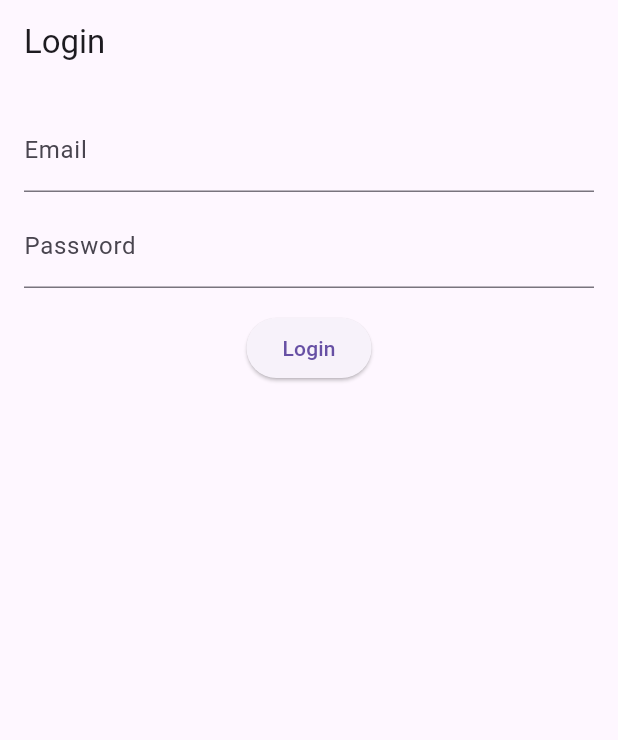
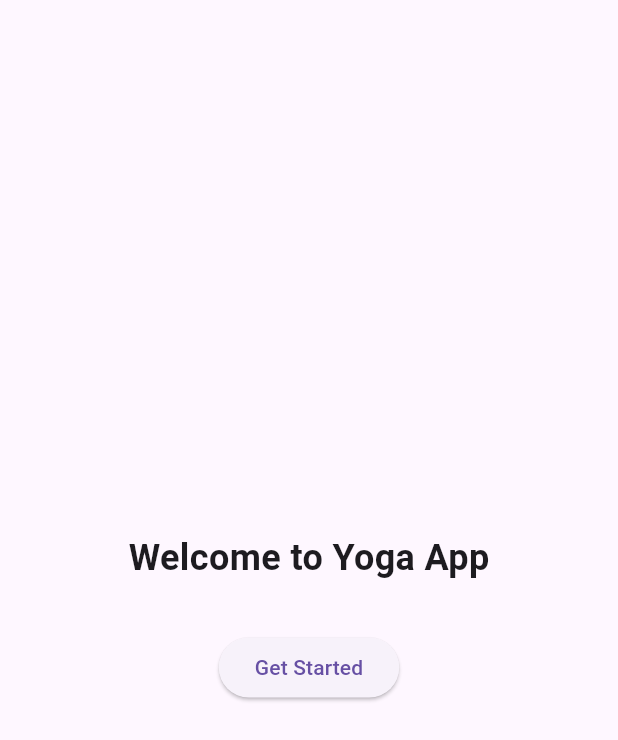
Before and after one commit to Vivek5kwt/saara, a Flutter app: the screen it shows after launch, on a phone screen of 412 x 824 dp. Shown: the top 740 px of the screen. Run offline on Flutter 3.47's test engine with Material 3 defaults, Android fonts, the phone set to English and light mode, and no system bars; our stand-ins replace bloc, dio, flutter_bloc, go_router; accounts and stored records are empty.

Commit message:
Add splash, onboarding, social login, and drawer

```diff
--- a/lib/app.dart
+++ b/lib/app.dart
@@ -9,6 +9,8 @@ import 'features/auth/repository/auth_repository.dart';
 import 'features/home/view/home_page.dart';
 import 'features/login/view/login_page.dart';
 import 'features/video/view/video_page.dart';
+import 'features/onboarding/view/onboarding_page.dart';
+import 'features/splash/view/splash_page.dart';
 
 /// A ChangeNotifier that listens to a Stream and notifies listeners on each event.
 /// Replacement for the removed GoRouterRefreshStream helper.
@@ -43,14 +45,23 @@ class App extends StatelessWidget {
             final authBloc = context.read<AuthBloc>();
             final router = GoRouter(
               refreshListenable: GoRouterRefreshStream(authBloc.stream),
+              initialLocation: '/splash',
               routes: [
                 GoRoute(
-                  path: '/',
-                  builder: (context, state) => const HomePage(),
+                  path: '/splash',
+                  builder: (context, state) => const SplashPage(),
+                ),
+                GoRoute(
+                  path: '/onboarding',
+                  builder: (context, state) => const OnboardingPage(),
                 ),
                 GoRoute(
                   path: '/login',
                   builder: (context, state) => const LoginPage(),
+                ),
+                GoRoute(
+                  path: '/',
+                  builder: (context, state) => const HomePage(),
                 ),
                 GoRoute(
                   path: '/video',
@@ -60,11 +71,16 @@ class App extends StatelessWidget {
               redirect: (context, state) {
                 final loggedIn =
                     authBloc.state.status == AuthStatus.authenticated;
-                // use matchedLocation instead of the removed subloc
-                final loggingIn = state.matchedLocation == '/login';
+                final loc = state.matchedLocation;
+                final loggingIn = loc == '/login';
+                final splash = loc == '/splash';
+                final onboarding = loc == '/onboarding';
 
-                if (!loggedIn) return loggingIn ? null : '/login';
-                if (loggingIn) return '/';
+                if (!loggedIn) {
+                  if (loggingIn || splash || onboarding) return null;
+                  return '/login';
+                }
+                if (loggingIn || splash || onboarding) return '/';
                 return null;
               },
             );
--- /dev/null
+++ b/lib/features/onboarding/view/onboarding_page.dart
@@ -0,0 +1,28 @@
+import 'package:flutter/material.dart';
+import 'package:go_router/go_router.dart';
+
+class OnboardingPage extends StatelessWidget {
+  const OnboardingPage({super.key});
+
+  @override
+  Widget build(BuildContext context) {
+    return Scaffold(
+      body: Center(
+        child: Column(
+          mainAxisAlignment: MainAxisAlignment.center,
+          children: [
+            const Text(
+              'Welcome to Yoga App',
+              style: TextStyle(fontSize: 24, fontWeight: FontWeight.bold),
+            ),
+            const SizedBox(height: 32),
+            ElevatedButton(
+              onPressed: () => context.go('/login'),
+              child: const Text('Get Started'),
+            )
+          ],
+        ),
+      ),
+    );
+  }
+}
```
Also changed, not shown: lib/features/home/view/home_page.dart (+30 -8 lines), lib/features/login/view/login_page.dart (+14 -0 lines), lib/features/splash/view/splash_page.dart (added, +28 -0 lines).
